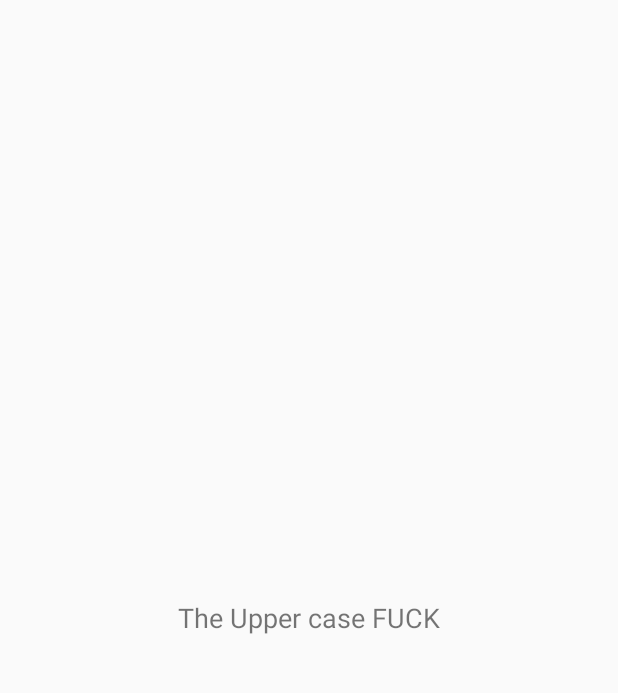
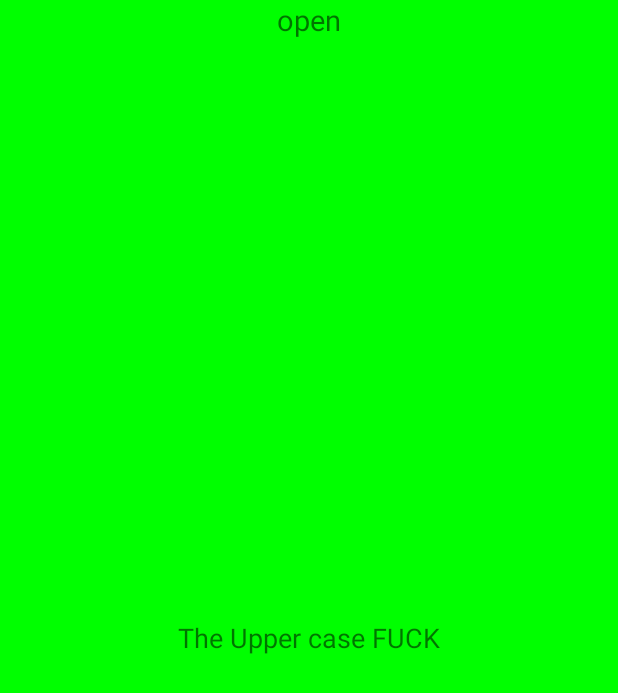
Before and after one commit to lewiswon/AndroidVerbose, an Android app: the SecondActivity screen opened directly, with no data from a screen before it, on a phone screen of 412 x 824 dp. Shown: the top 693 px of the screen. Run offline under Robolectric (Android 15) with nearby library versions, the phone set to English and light mode, and no system bars.

Commit message:
add inflite actiivty

```diff
--- a/Download/samples/src/main/java/me/imid/swipebacklayout/demo/SecondActivity.java
+++ b/Download/samples/src/main/java/me/imid/swipebacklayout/demo/SecondActivity.java
@@ -1,14 +1,29 @@
 package me.imid.swipebacklayout.demo;
 
+import android.content.Intent;
+import android.graphics.Color;
 import android.os.Bundle;
+import android.view.View;
+import android.view.Window;
 
+
+import java.util.Random;
 
 import me.imid.swipebacklayout.lib.app.SwipeBackActivity;
 
 public class SecondActivity extends SwipeBackActivity {
+    private int[] colors=new int[]{Color.RED,Color.GREEN,Color.BLUE,Color.GRAY,Color.DKGRAY};
     @Override
     public void onCreate(Bundle savedInstanceState) {
         super.onCreate(savedInstanceState);
         setContentView(R.layout.activity_second);
+        Random  random=new Random();
+        findViewById(Window.ID_ANDROID_CONTENT).setBackgroundColor(colors[Math.abs(random.nextInt(5))]);
+        findViewById(R.id.tv_open).setOnClickListener(new View.OnClickListener() {
+            @Override
+            public void onClick(View v) {
+                startActivity(new Intent(SecondActivity.this,SecondActivity.class));
+            }
+        });
     }
 }
--- a/Download/samples/src/main/res/layout/activity_second.xml
+++ b/Download/samples/src/main/res/layout/activity_second.xml
@@ -3,6 +3,15 @@
     android:layout_width="match_parent"
     android:layout_height="match_parent"
     android:orientation="vertical">
+
+    <TextView
+        android:id="@+id/tv_open"
+        android:layout_width="match_parent"
+        android:layout_height="wrap_content"
+        android:clickable="true"
+        android:gravity="center"
+        android:text="open"
+        android:textSize="19sp" />
 
     <TextView
         android:layout_width="match_parent"
```
Also changed, not shown: 21 other files.
